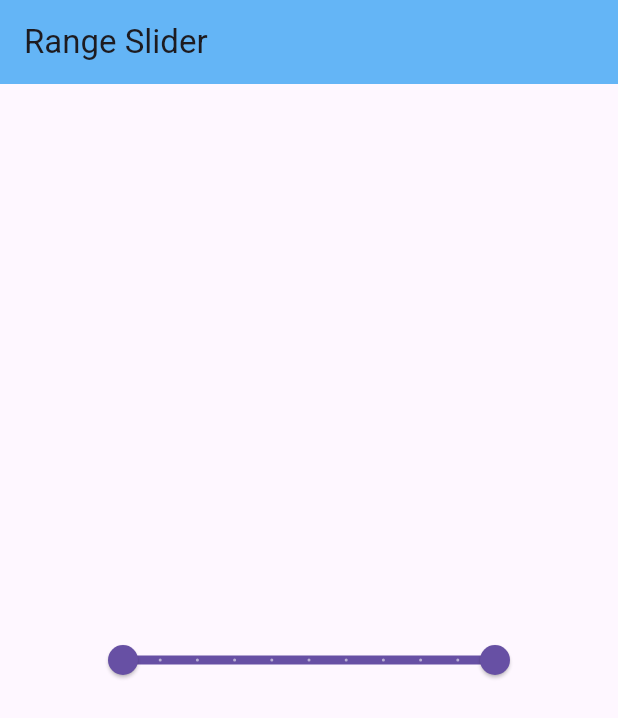
After one commit to thesoumisamanta/Flutter-Widgets, a Flutter app: the screen it shows after launch, on a phone screen of 412 x 824 dp. The commit adds this screen. Shown: the top 718 px of the screen. Run offline on Flutter 3.47's test engine with Material 3 defaults, Android fonts, the phone set to English and light mode, and no system bars; our stand-ins replace font_awesome_flutter.

Commit message:
Add login and dashboard pages; implement splash screen and range slider widget

```diff
--- a/lib/main.dart
+++ b/lib/main.dart
@@ -7,6 +7,8 @@ import 'package:practice_1/functions/callback_functions.dart';
 import 'package:practice_1/list_view_page.dart';
 import 'package:practice_1/margin_padding.dart';
 import 'package:practice_1/flutter_app/calculator.dart';
+import 'package:practice_1/pages/login_page.dart';
+import 'package:practice_1/pages/splash_screen_page.dart';
 import 'package:practice_1/ui_helper/util.dart';
 import 'package:practice_1/widgets/card_widgets.dart';
 import 'package:practice_1/widgets/constraints_box.dart';
@@ -14,6 +16,7 @@ import 'package:practice_1/widgets/current_date_time.dart';
 import 'package:practice_1/widgets/grid_layouts.dart';
 import 'package:practice_1/widgets/mapping_lists.dart';
 import 'package:practice_1/widgets/math_operations.dart';
+import 'package:practice_1/widgets/range_slider_widget.dart';
 import 'package:practice_1/widgets/stack_widgets.dart';
 import 'package:practice_1/widgets/state_build_class.dart';
 import 'package:practice_1/widgets/wrap_widgets.dart';
@@ -32,14 +35,14 @@ class FlutterApp extends StatelessWidget {
       theme: ThemeData(
           primarySwatch: Colors.yellow,
           appBarTheme: AppBarTheme(
-            backgroundColor: Colors.red,
+            backgroundColor: Colors.blue[300],
           ),
           textTheme: TextTheme(
               headlineLarge:
                   TextStyle(fontSize: 25, fontWeight: FontWeight.bold),
               titleSmall:
                   TextStyle(fontSize: 15, fontWeight: FontWeight.w500))),
-      home: BmiApp(),
+      home: RangeSliderWidget(),
     );
   }
 }
--- /dev/null
+++ b/lib/widgets/range_slider_widget.dart
@@ -0,0 +1,38 @@
+import 'package:flutter/material.dart';
+
+class RangeSliderWidget extends StatefulWidget {
+  @override
+  State<RangeSliderWidget> createState() => _RangeSliderWidgetState();
+}
+
+class _RangeSliderWidgetState extends State<RangeSliderWidget> {
+  RangeValues values = RangeValues(0, 10);
+
+  @override
+  Widget build(BuildContext context) {
+    RangeLabels labels =
+        RangeLabels(values.start.toString(), values.end.toString());
+    return Scaffold(
+      appBar: AppBar(
+        title: Text("Range Slider"),
+      ),
+      body: Center(
+        child: Container(
+          width: 300,
+          child: Center(
+              child: RangeSlider(
+                  values: values,
+                  labels: labels,
+                  divisions: 10,
+                  min: 0,
+                  max: 10,
+                  onChanged: (newValue) {
+                    values = newValue;
+                    print("${newValue.start}, ${newValue.end}");
+                    setState(() {});
+                  })),
+        ),
+      ),
+    );
+  }
+}
```
Also changed, not shown: lib/flutter_app/bmi_app.dart (+22 -4 lines), lib/pages/dashboard_page.dart (added, +23 -0 lines), lib/pages/login_page.dart (added, +45 -0 lines), lib/pages/splash_screen_page.dart (added, +48 -0 lines), lib/pattern.dart (added, +10 -0 lines).
